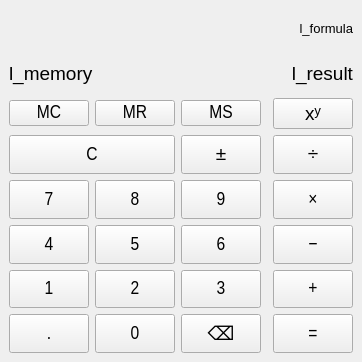
Above: calculator/mainwindow.ui from d0m12or1/cpp-calculator before the change. Below: the same form after it.
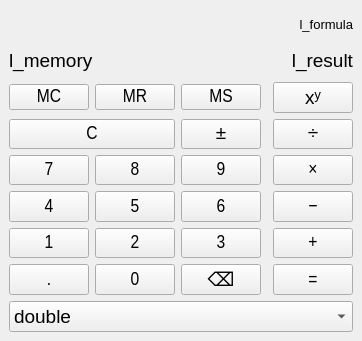
That is the form after the change.

Patch:
```diff
--- a/calculator/mainwindow.ui
+++ b/calculator/mainwindow.ui
@@ -7,7 +7,7 @@
     <x>0</x>
     <y>0</y>
     <width>362</width>
-    <height>362</height>
+    <height>341</height>
    </rect>
   </property>
   <property name="sizePolicy">
@@ -25,7 +25,35 @@
    <string>Калькулятор</string>
   </property>
   <widget class="QWidget" name="centralwidget">
-   <layout class="QGridLayout" name="gridLayout" rowstretch="0,0,0,0,0,0,0,0,0,0" columnstretch="0,2,2,2,0,3">
+   <layout class="QGridLayout" name="gridLayout" rowstretch="0,0,0,0,0,0,0,0,0,0,0" columnstretch="0,2,2,2,0,3">
+    <item row="5" column="5">
+     <widget class="QPushButton" name="tb_multiplicate">
+      <property name="sizePolicy">
+       <sizepolicy hsizetype="Expanding" vsizetype="Preferred">
+        <horstretch>0</horstretch>
+        <verstretch>0</verstretch>
+       </sizepolicy>
+      </property>
+      <property name="minimumSize">
+       <size>
+        <width>0</width>
+        <height>0</height>
+       </size>
+      </property>
+      <property name="font">
+       <font>
+        <family>Arial Narrow</family>
+        <pointsize>14</pointsize>
+       </font>
+      </property>
+      <property name="text">
+       <string>×</string>
+      </property>
+      <property name="shortcut">
+       <string>*</string>
+      </property>
+     </widget>
+    </item>
     <item row="1" column="1" colspan="5">
      <layout class="QHBoxLayout" name="horizontalLayout" stretch="0,1">
       <item>
@@ -69,8 +97,8 @@
       </item>
      </layout>
     </item>
-    <item row="5" column="3">
-     <widget class="QPushButton" name="tb_nine">
+    <item row="4" column="1" colspan="2">
+     <widget class="QPushButton" name="tb_reset">
       <property name="sizePolicy">
        <sizepolicy hsizetype="Preferred" vsizetype="Preferred">
         <horstretch>0</horstretch>
@@ -90,7 +118,7 @@
        </font>
       </property>
       <property name="text">
-       <string>9</string>
+       <string>C</string>
       </property>
       <property name="shortcut">
        <string>9</string>
@@ -116,25 +144,6 @@
       </property>
      </widget>
     </item>
-    <item row="2" column="2">
-     <widget class="QPushButton" name="tb_mr">
-      <property name="minimumSize">
-       <size>
-        <width>0</width>
-        <height>0</height>
-       </size>
-      </property>
-      <property name="font">
-       <font>
-        <family>Arial Narrow</family>
-        <pointsize>14</pointsize>
-       </font>
-      </property>
-      <property name="text">
-       <string>MR</string>
-      </property>
-     </widget>
-    </item>
     <item row="2" column="5">
      <widget class="QPushButton" name="tb_power">
       <property name="text">
@@ -142,8 +151,8 @@
       </property>
      </widget>
     </item>
-    <item row="9" column="5">
-     <widget class="QPushButton" name="tb_equal">
+    <item row="6" column="3">
+     <widget class="QPushButton" name="tb_six">
       <property name="sizePolicy">
        <sizepolicy hsizetype="Preferred" vsizetype="Preferred">
         <horstretch>0</horstretch>
@@ -163,107 +172,10 @@
        </font>
       </property>
       <property name="text">
-       <string>=</string>
+       <string>6</string>
       </property>
       <property name="shortcut">
-       <string>Enter</string>
-      </property>
-     </widget>
-    </item>
-    <item row="8" column="3">
-     <widget class="QPushButton" name="tb_three">
-      <property name="sizePolicy">
-       <sizepolicy hsizetype="Preferred" vsizetype="Preferred">
-        <horstretch>0</horstretch>
-        <verstretch>0</verstretch>
-       </sizepolicy>
-      </property>
-      <property name="minimumSize">
-       <size>
-        <width>0</width>
-        <height>0</height>
-       </size>
-      </property>
-      <property name="font">
-       <font>
-        <family>Arial Narrow</family>
-        <pointsize>14</pointsize>
-       </font>
-      </property>
-      <property name="text">
-       <string>3</string>
-      </property>
-      <property name="shortcut">
-       <string>3</string>
-      </property>
-     </widget>
-    </item>
-    <item row="9" column="3">
-     <widget class="QPushButton" name="tb_backspace">
-      <property name="sizePolicy">
-       <sizepolicy hsizetype="Preferred" vsizetype="Preferred">
-        <horstretch>0</horstretch>
-        <verstretch>0</verstretch>
-       </sizepolicy>
-      </property>
-      <property name="text">
-       <string>⌫</string>
-      </property>
-     </widget>
-    </item>
-    <item row="8" column="2">
-     <widget class="QPushButton" name="tb_two">
-      <property name="sizePolicy">
-       <sizepolicy hsizetype="Preferred" vsizetype="Preferred">
-        <horstretch>0</horstretch>
-        <verstretch>0</verstretch>
-       </sizepolicy>
-      </property>
-      <property name="minimumSize">
-       <size>
-        <width>0</width>
-        <height>0</height>
-       </size>
-      </property>
-      <property name="font">
-       <font>
-        <family>Arial Narrow</family>
-        <pointsize>14</pointsize>
-       </font>
-      </property>
-      <property name="text">
-       <string>2</string>
-      </property>
-      <property name="shortcut">
-       <string>2</string>
-      </property>
-     </widget>
-    </item>
-    <item row="5" column="1">
-     <widget class="QPushButton" name="tb_seven">
-      <property name="sizePolicy">
-       <sizepolicy hsizetype="Preferred" vsizetype="Preferred">
-        <horstretch>0</horstretch>
-        <verstretch>0</verstretch>
-       </sizepolicy>
-      </property>
-      <property name="minimumSize">
-       <size>
-        <width>0</width>
-        <height>0</height>
-       </size>
-      </property>
-      <property name="font">
-       <font>
-        <family>Arial Narrow</family>
-        <pointsize>14</pointsize>
-       </font>
-      </property>
-      <property name="text">
-       <string>7</string>
-      </property>
-      <property name="shortcut">
-       <string>7</string>
+       <string>6</string>
       </property>
      </widget>
     </item>
@@ -282,34 +194,6 @@
       </property>
      </widget>
     </item>
-    <item row="5" column="2">
-     <widget class="QPushButton" name="tb_eight">
-      <property name="sizePolicy">
-       <sizepolicy hsizetype="Preferred" vsizetype="Preferred">
-        <horstretch>0</horstretch>
-        <verstretch>0</verstretch>
-       </sizepolicy>
-      </property>
-      <property name="minimumSize">
-       <size>
-        <width>0</width>
-        <height>0</height>
-       </size>
-      </property>
-      <property name="font">
-       <font>
-        <family>Arial Narrow</family>
-        <pointsize>14</pointsize>
-       </font>
-      </property>
-      <property name="text">
-       <string>8</string>
-      </property>
-      <property name="shortcut">
-       <string>8</string>
-      </property>
-     </widget>
-    </item>
     <item row="6" column="5">
      <widget class="QPushButton" name="tb_substract">
       <property name="sizePolicy">
@@ -338,8 +222,8 @@
       </property>
      </widget>
     </item>
-    <item row="6" column="3">
-     <widget class="QPushButton" name="tb_six">
+    <item row="9" column="5">
+     <widget class="QPushButton" name="tb_equal">
       <property name="sizePolicy">
        <sizepolicy hsizetype="Preferred" vsizetype="Preferred">
         <horstretch>0</horstretch>
@@ -359,66 +243,10 @@
        </font>
       </property>
       <property name="text">
-       <string>6</string>
+       <string>=</string>
       </property>
       <property name="shortcut">
-       <string>6</string>
-      </property>
-     </widget>
-    </item>
-    <item row="6" column="1">
-     <widget class="QPushButton" name="tb_four">
-      <property name="sizePolicy">
-       <sizepolicy hsizetype="Preferred" vsizetype="Preferred">
-        <horstretch>0</horstretch>
-        <verstretch>0</verstretch>
-       </sizepolicy>
-      </property>
-      <property name="minimumSize">
-       <size>
-        <width>0</width>
-        <height>0</height>
-       </size>
-      </property>
-      <property name="font">
-       <font>
-        <family>Arial Narrow</family>
-        <pointsize>14</pointsize>
-       </font>
-      </property>
-      <property name="text">
-       <string>4</string>
-      </property>
-      <property name="shortcut">
-       <string>4</string>
-      </property>
-     </widget>
-    </item>
-    <item row="4" column="5">
-     <widget class="QPushButton" name="tb_divide">
-      <property name="sizePolicy">
-       <sizepolicy hsizetype="Preferred" vsizetype="Preferred">
-        <horstretch>0</horstretch>
-        <verstretch>0</verstretch>
-       </sizepolicy>
-      </property>
-      <property name="minimumSize">
-       <size>
-        <width>0</width>
-        <height>0</height>
-       </size>
-      </property>
-      <property name="font">
-       <font>
-        <family>Arial Narrow</family>
-        <pointsize>14</pointsize>
-       </font>
-      </property>
-      <property name="text">
-       <string>÷</string>
-      </property>
-      <property name="shortcut">
-       <string>/</string>
+       <string>Enter</string>
       </property>
      </widget>
     </item>
@@ -478,53 +306,6 @@
       </property>
      </widget>
     </item>
-    <item row="4" column="1" colspan="2">
-     <widget class="QPushButton" name="tb_reset">
-      <property name="sizePolicy">
-       <sizepolicy hsizetype="Preferred" vsizetype="Preferred">
-        <horstretch>0</horstretch>
-        <verstretch>0</verstretch>
-       </sizepolicy>
-      </property>
-      <property name="minimumSize">
-       <size>
-        <width>0</width>
-        <height>0</height>
-       </size>
-      </property>
-      <property name="font">
-       <font>
-        <family>Arial Narrow</family>
-        <pointsize>14</pointsize>
-       </font>
-      </property>
-      <property name="text">
-       <string>C</string>
-      </property>
-      <property name="shortcut">
-       <string>Esc</string>
-      </property>
-     </widget>
-    </item>
-    <item row="2" column="1">
-     <widget class="QPushButton" name="tb_mc">
-      <property name="minimumSize">
-       <size>
-        <width>0</width>
-        <height>0</height>
-       </size>
-      </property>
-      <property name="font">
-       <font>
-        <family>Arial Narrow</family>
-        <pointsize>14</pointsize>
-       </font>
-      </property>
-      <property name="text">
-       <string>MC</string>
-      </property>
-     </widget>
-    </item>
     <item row="8" column="5">
      <widget class="QPushButton" name="tb_add">
       <property name="sizePolicy">
@@ -553,10 +334,10 @@
       </property>
      </widget>
     </item>
-    <item row="5" column="5">
-     <widget class="QPushButton" name="tb_multiplicate">
+    <item row="5" column="2">
+     <widget class="QPushButton" name="tb_eight">
       <property name="sizePolicy">
-       <sizepolicy hsizetype="Expanding" vsizetype="Preferred">
+       <sizepolicy hsizetype="Preferred" vsizetype="Preferred">
         <horstretch>0</horstretch>
         <verstretch>0</verstretch>
        </sizepolicy>
@@ -574,10 +355,175 @@
        </font>
       </property>
       <property name="text">
-       <string>×</string>
+       <string>8</string>
       </property>
       <property name="shortcut">
-       <string>*</string>
+       <string>8</string>
+      </property>
+     </widget>
+    </item>
+    <item row="5" column="1">
+     <widget class="QPushButton" name="tb_seven">
+      <property name="sizePolicy">
+       <sizepolicy hsizetype="Preferred" vsizetype="Preferred">
+        <horstretch>0</horstretch>
+        <verstretch>0</verstretch>
+       </sizepolicy>
+      </property>
+      <property name="minimumSize">
+       <size>
+        <width>0</width>
+        <height>0</height>
+       </size>
+      </property>
+      <property name="font">
+       <font>
+        <family>Arial Narrow</family>
+        <pointsize>14</pointsize>
+       </font>
+      </property>
+      <property name="text">
+       <string>7</string>
+      </property>
+      <property name="shortcut">
+       <string>7</string>
+      </property>
+     </widget>
+    </item>
+    <item row="8" column="3">
+     <widget class="QPushButton" name="tb_three">
+      <property name="sizePolicy">
+       <sizepolicy hsizetype="Preferred" vsizetype="Preferred">
+        <horstretch>0</horstretch>
+        <verstretch>0</verstretch>
+       </sizepolicy>
+      </property>
+      <property name="minimumSize">
+       <size>
+        <width>0</width>
+        <height>0</height>
+       </size>
+      </property>
+      <property name="font">
+       <font>
+        <family>Arial Narrow</family>
+        <pointsize>14</pointsize>
+       </font>
+      </property>
+      <property name="text">
+       <string>3</string>
+      </property>
+      <property name="shortcut">
+       <string>3</string>
+      </property>
+     </widget>
+    </item>
+    <item row="9" column="2">
+     <widget class="QPushButton" name="tb_zero">
+      <property name="sizePolicy">
+       <sizepolicy hsizetype="Preferred" vsizetype="Preferred">
+        <horstretch>0</horstretch>
+        <verstretch>0</verstretch>
+       </sizepolicy>
+      </property>
+      <property name="minimumSize">
+       <size>
+        <width>0</width>
+        <height>0</height>
+       </size>
+      </property>
+      <property name="font">
+       <font>
+        <family>Arial Narrow</family>
+        <pointsize>14</pointsize>
+       </font>
+      </property>
+      <property name="text">
+       <string>0</string>
+      </property>
+     </widget>
+    </item>
+    <item row="4" column="5">
+     <widget class="QPushButton" name="tb_divide">
+      <property name="sizePolicy">
+       <sizepolicy hsizetype="Preferred" vsizetype="Preferred">
+        <horstretch>0</horstretch>
+        <verstretch>0</verstretch>
+       </sizepolicy>
+      </property>
+      <property name="minimumSize">
+       <size>
+        <width>0</width>
+        <height>0</height>
+       </size>
+      </property>
+      <property name="font">
+       <font>
+        <family>Arial Narrow</family>
+        <pointsize>14</pointsize>
+       </font>
+      </property>
+      <property name="text">
+       <string>÷</string>
+      </property>
+      <property name="shortcut">
+       <string>/</string>
+      </property>
+     </widget>
+    </item>
+    <item row="6" column="1">
+     <widget class="QPushButton" name="tb_four">
+      <property name="sizePolicy">
+       <sizepolicy hsizetype="Preferred" vsizetype="Preferred">
+        <horstretch>0</horstretch>
+        <verstretch>0</verstretch>
+       </sizepolicy>
+      </property>
+      <property name="minimumSize">
+       <size>
+        <width>0</width>
+        <height>0</height>
+       </size>
+      </property>
+      <property name="font">
+       <font>
+        <family>Arial Narrow</family>
+        <pointsize>14</pointsize>
+       </font>
+      </property>
+      <property name="text">
+       <string>4</string>
+      </property>
+      <property name="shortcut">
+       <string>4</string>
+      </property>
+     </widget>
+    </item>
+    <item row="8" column="2">
+     <widget class="QPushButton" name="tb_two">
+      <property name="sizePolicy">
+       <sizepolicy hsizetype="Preferred" vsizetype="Preferred">
+        <horstretch>0</horstretch>
+        <verstretch>0</verstretch>
+       </sizepolicy>
+      </property>
+      <property name="minimumSize">
+       <size>
+        <width>0</width>
+        <height>0</height>
+       </size>
+      </property>
+      <property name="font">
+       <font>
+        <family>Arial Narrow</family>
+        <pointsize>14</pointsize>
+       </font>
+      </property>
+      <property name="text">
+       <string>2</string>
+      </property>
+      <property name="shortcut">
+       <string>2</string>
       </property>
      </widget>
     </item>
@@ -606,6 +552,47 @@
       </property>
      </widget>
     </item>
+    <item row="9" column="3">
+     <widget class="QPushButton" name="tb_backspace">
+      <property name="sizePolicy">
+       <sizepolicy hsizetype="Preferred" vsizetype="Preferred">
+        <horstretch>0</horstretch>
+        <verstretch>0</verstretch>
+       </sizepolicy>
+      </property>
+      <property name="text">
+       <string>⌫</string>
+      </property>
+     </widget>
+    </item>
+    <item row="5" column="3">
+     <widget class="QPushButton" name="tb_nine">
+      <property name="sizePolicy">
+       <sizepolicy hsizetype="Preferred" vsizetype="Preferred">
+        <horstretch>0</horstretch>
+        <verstretch>0</verstretch>
+       </sizepolicy>
+      </property>
+      <property name="minimumSize">
+       <size>
+        <width>0</width>
+        <height>0</height>
+       </size>
+      </property>
+      <property name="font">
+       <font>
+        <family>Arial Narrow</family>
+        <pointsize>14</pointsize>
+       </font>
+      </property>
+      <property name="text">
+       <string>9</string>
+      </property>
+      <property name="shortcut">
+       <string>9</string>
+      </property>
+     </widget>
+    </item>
     <item row="9" column="1">
      <widget class="QPushButton" name="tb_comma">
       <property name="sizePolicy">
@@ -631,14 +618,27 @@
       </property>
      </widget>
     </item>
-    <item row="9" column="2">
-     <widget class="QPushButton" name="tb_zero">
-      <property name="sizePolicy">
-       <sizepolicy hsizetype="Preferred" vsizetype="Preferred">
-        <horstretch>0</horstretch>
-        <verstretch>0</verstretch>
-       </sizepolicy>
+    <item row="2" column="2">
+     <widget class="QPushButton" name="tb_mr">
+      <property name="minimumSize">
+       <size>
+        <width>0</width>
+        <height>0</height>
+       </size>
       </property>
+      <property name="font">
+       <font>
+        <family>Arial Narrow</family>
+        <pointsize>14</pointsize>
+       </font>
+      </property>
+      <property name="text">
+       <string>MR</string>
+      </property>
+     </widget>
+    </item>
+    <item row="2" column="1">
+     <widget class="QPushButton" name="tb_mc">
       <property name="minimumSize">
        <size>
         <width>0</width>
@@ -652,10 +652,49 @@
        </font>
       </property>
       <property name="text">
-       <string>0</string>
+       <string>MC</string>
       </property>
      </widget>
     </item>
+    <item row="10" column="1" colspan="5">
+     <widget class="QComboBox" name="cmb_controller">
+      <item>
+       <property name="text">
+        <string>double</string>
+       </property>
+      </item>
+      <item>
+       <property name="text">
+        <string>float</string>
+       </property>
+      </item>
+      <item>
+       <property name="text">
+        <string>int</string>
+       </property>
+      </item>
+      <item>
+       <property name="text">
+        <string>int64_t</string>
+       </property>
+      </item>
+      <item>
+       <property name="text">
+        <string>size_t</string>
+       </property>
+      </item>
+      <item>
+       <property name="text">
+        <string>uint8_t</string>
+       </property>
+      </item>
+      <item>
+       <property name="text">
+        <string>Rational</string>
+       </property>
+      </item>
+     </widget>
+    </item>
    </layout>
   </widget>
  </widget>
```
Left out of the diff: 4 changed lines with no effect on the pictures.
